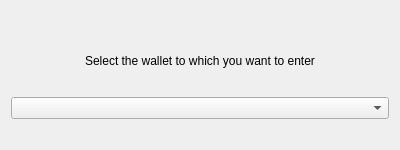
Qt form online_wallet/forms/mainwindow.ui (bmstu-iu8-2018-project/wallet) before a commit.
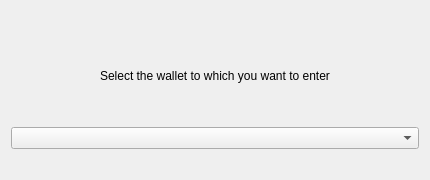
The same form after that commit.

Diff of the .ui file:
```diff
--- a/online_wallet/forms/mainwindow.ui
+++ b/online_wallet/forms/mainwindow.ui
@@ -6,8 +6,8 @@
    <rect>
     <x>0</x>
     <y>0</y>
-    <width>400</width>
-    <height>150</height>
+    <width>430</width>
+    <height>180</height>
    </rect>
   </property>
   <property name="windowTitle">
```
